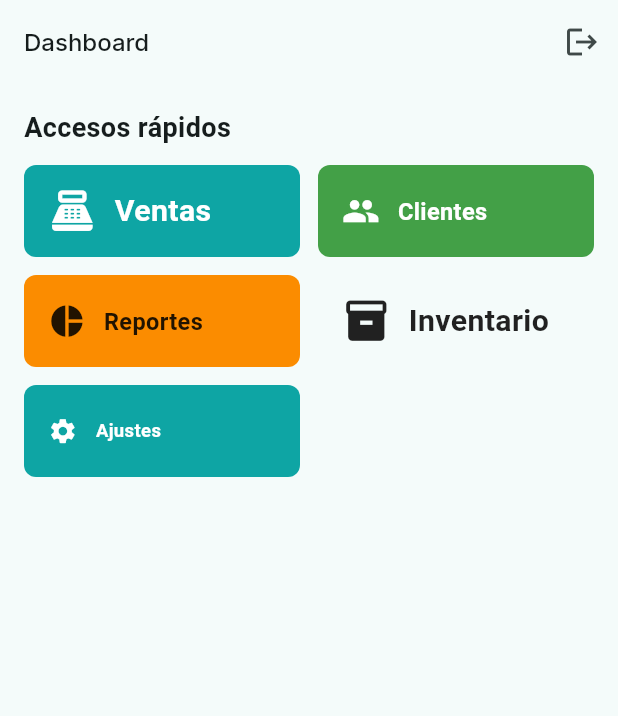
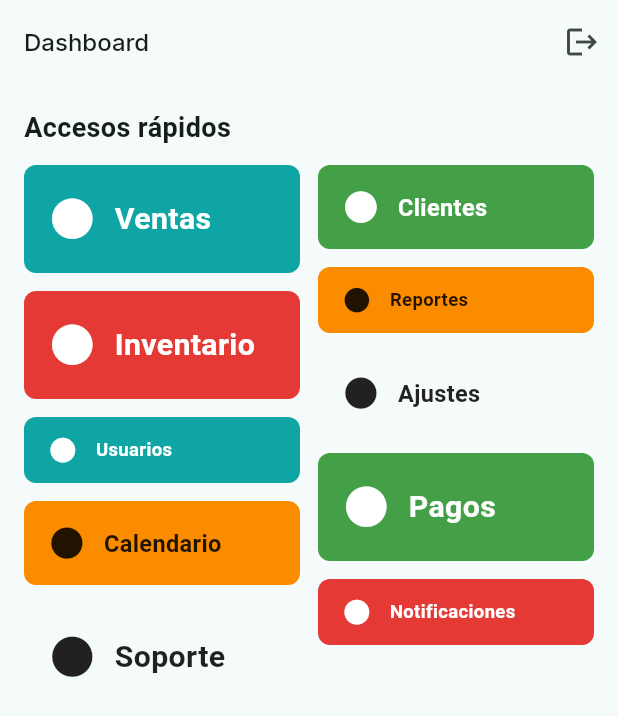
Before and after one commit to Marequena/agilapp, a Flutter app: the DashboardPage screen opened by its route, on a phone screen of 412 x 824 dp. Shown: the top 716 px of the screen. Run offline on Flutter 3.47's test engine with Material 3 defaults, Android fonts, the phone set to English and light mode, and no system bars; our stand-ins replace dio, flutter_secure_storage, google_fonts; accounts and stored records are empty.

Commit message:
feat(ui): metro gallery - staggered grid of 10 metro buttons

```diff
--- a/lib/presentation/pages/dashboard_page.dart
+++ b/lib/presentation/pages/dashboard_page.dart
@@ -2,6 +2,7 @@ import 'package:flutter/material.dart';
 import 'package:provider/provider.dart';
 import '../../presentation/controllers/auth_controller.dart';
 import '../../core/widgets/metro_button.dart';
+import 'package:flutter_staggered_grid_view/flutter_staggered_grid_view.dart';
 
 class DashboardPage extends StatelessWidget {
   const DashboardPage({Key? key}) : super(key: key);
@@ -36,18 +37,26 @@ class DashboardPage extends StatelessWidget {
           const Text('Accesos rápidos', style: TextStyle(fontSize: 18, fontWeight: FontWeight.w600)),
           const SizedBox(height: 12),
           Expanded(
-            child: GridView.count(
+            child: MasonryGridView.count(
               crossAxisCount: 2,
               mainAxisSpacing: 12,
               crossAxisSpacing: 12,
-              childAspectRatio: 3,
-              children: [
-                MetroButton(label: 'Ventas', icon: Icons.point_of_sale, variant: MetroVariant.primary, size: MetroSize.large, fullWidth: true, onPressed: () {}),
-                MetroButton(label: 'Clientes', icon: Icons.people, variant: MetroVariant.success, size: MetroSize.medium, fullWidth: true, onPressed: () {}),
-                MetroButton(label: 'Reportes', icon: Icons.pie_chart, variant: MetroVariant.warning, size: MetroSize.medium, fullWidth: true, onPressed: () {}),
-                MetroButton(label: 'Inventario', icon: Icons.inventory, variant: MetroVariant.neutral, size: MetroSize.large, fullWidth: true, onPressed: () {}),
-                MetroButton(label: 'Ajustes', icon: Icons.settings, variant: MetroVariant.primary, size: MetroSize.small, fullWidth: true, onPressed: () {}),
-              ],
+              itemCount: 10,
+              itemBuilder: (context, index) {
+                // define varied sizes and variants for visual variety
+                final variants = [
+                  MetroVariant.primary,
+                  MetroVariant.success,
+                  MetroVariant.warning,
+                  MetroVariant.danger,
+                  MetroVariant.neutral,
+                ];
+                final sizes = [MetroSize.large, MetroSize.medium, MetroSize.small];
+                final v = variants[index % variants.length];
+                final s = sizes[index % sizes.length];
+                final labels = ['Ventas', 'Clientes', 'Reportes', 'Inventario', 'Ajustes', 'Usuarios', 'Pagos', 'Calendario', 'Notificaciones', 'Soporte'];
+                return MetroButton(label: labels[index], icon: Icons.circle, variant: v, size: s, fullWidth: true, onPressed: () {});
+              },
             ),
           ),
         ]),
--- a/pubspec.yaml
+++ b/pubspec.yaml
@@ -15,6 +15,7 @@ dependencies:
   google_fonts: ^5.0.0
   dio: ^5.0.0
   flutter_secure_storage: ^8.0.0
+  flutter_staggered_grid_view: ^0.6.2
 
 dev_dependencies:
   flutter_test:
```
